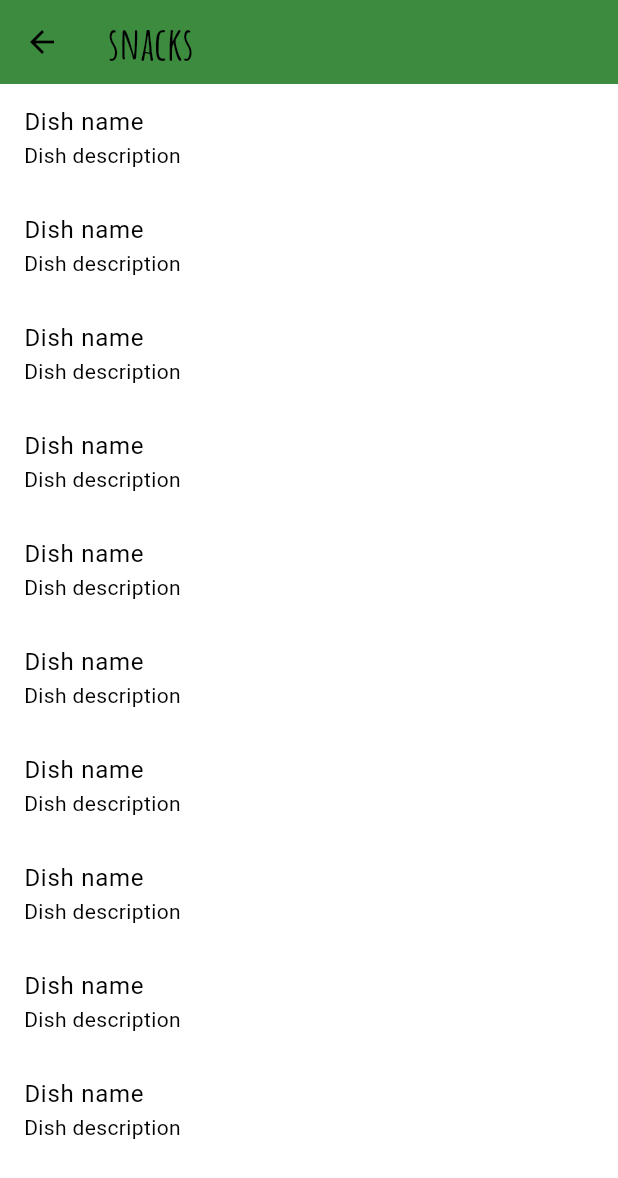
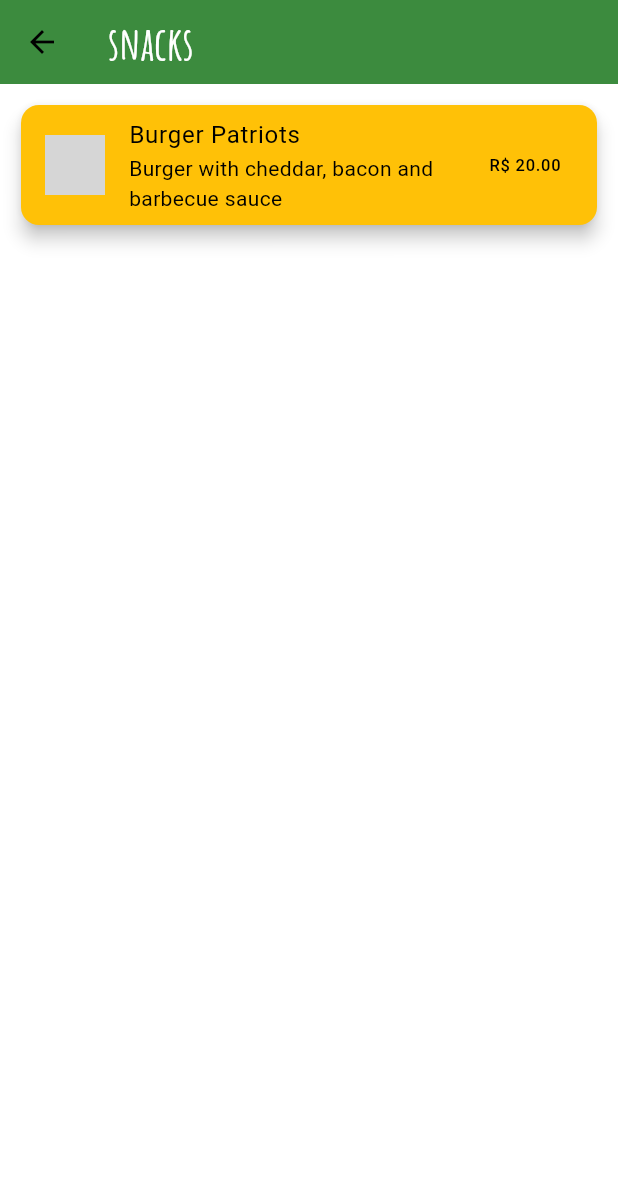
Before and after one commit to RiericksonT/cardapioFlutter, a Flutter app: the screen it shows after launch, after a tap on "snacks", on a phone screen of 412 x 824 dp. Shown: the top 1178 px of the screen. Run offline on Flutter 3.47's test engine with Material 3 defaults, Android fonts, the phone set to English and light mode, and no system bars; network calls fail; grey boxes are pictures that could not be loaded.

Commit message:
Feature: New screen added

```diff
--- a/lib/components/categoryItens.dart
+++ b/lib/components/categoryItens.dart
@@ -1,5 +1,4 @@
-import 'package:cardapio/screens/dishPerCategoryScreen.dart';
-import 'package:flutter/foundation.dart';
+import 'package:cardapio/utils/appRoutes.dart';
 import 'package:flutter/material.dart';
 
 class categoryItem extends StatelessWidget {
@@ -9,9 +8,10 @@ class categoryItem extends StatelessWidget {
   const categoryItem(this.title, this.color);
 
   void _selectCategory(BuildContext context, String category) {
-    Navigator.of(context).push(MaterialPageRoute(builder: (_) {
-      return DishPerCategoryScreen(category: category);
-    }));
+    Navigator.of(context).pushNamed(
+      AppRoutes.DISH_CARTEGORIES,
+      arguments: category,
+    );
   }
 
   @override
--- /dev/null
+++ b/lib/components/dishesItens.dart
@@ -0,0 +1,40 @@
+import 'package:flutter/material.dart';
+
+class DishesItens extends StatelessWidget {
+  final String name;
+  final String description;
+  final String price;
+  final String image;
+
+  const DishesItens(
+      {required this.name,
+      required this.description,
+      required this.price,
+      required this.image});
+
+  void _selectDish(BuildContext context, String dish) {
+    // Navigator.of(context).pushNamed(
+    //   AppRoutes.DISH_CARTEGORIES,
+    //   arguments: category,
+    // );
+  }
+
+  @override
+  Widget build(BuildContext context) {
+    return InkWell(
+      onTap: () => _selectDish(context, name),
+      child: Card(
+        color: Theme.of(context).colorScheme.secondary,
+        elevation: 5,
+        child: ListTile(
+          leading: CircleAvatar(
+            backgroundImage: NetworkImage(image),
+          ),
+          title: Text(name),
+          subtitle: Text(description),
+          trailing: Text(price),
+        ),
+      ),
+    );
+  }
+}
--- /dev/null
+++ b/lib/data/dummy_data.dart
@@ -0,0 +1,52 @@
+class DUMMY_DATA {
+  static const List<Map<String, dynamic>> data = [
+    {
+      'name': 'Burger Patriots',
+      'description': 'Burger with cheddar, bacon and barbecue sauce',
+      'price': 'R\$ 20.00',
+      'image':
+          'https://xvcuritiba.com.br/wp-content/uploads/2022/05/Burger-Parrillero-do-Refugio-Patagonia-Cred-Carolina-Costa.jpg',
+      'categoryEnum': 'snacks',
+    },
+    {
+      'name': 'Pasta',
+      'description': 'Pasta with tomato sauce and basil',
+      'price': 'R\$ 25.00',
+      'image':
+          'https://joanne-eatswellwithothers.com/wp-content/uploads/2020/06/Pasta-with-Tomato-Basil-Cream-Sauce.jpg',
+      'categoryEnum': 'lunch',
+    },
+    {
+      'name': 'Pizza',
+      'description': 'Pizza with mozzarella, tomato and basil',
+      'price': 'R\$ 30.00',
+      'image':
+          'https://www.cnnbrasil.com.br/wp-content/uploads/sites/12/2021/08/44772_748DFD89F9513B65.jpg',
+      'categoryEnum': 'dinner',
+    },
+    {
+      'name': 'Cappuccino',
+      'description': 'Cappuccino with chocolate and cinnamon',
+      'price': 'R\$ 10.00',
+      'image':
+          'https://www.nespresso.com/ncp/res/uploads/recipes/nespresso-recipes-CAPPUCCINO-BANANA-SESAME-SEEDS.jpg',
+      'categoryEnum': 'drinks',
+    },
+    {
+      'name': 'Salad',
+      'description': 'Salad with lettuce, tomato and cucumber',
+      'price': 'R\$ 15.00',
+      'image':
+          'https://static.itdg.com.br/images/640-400/d8fa256da2431f35d207c3489e11973c/346244-original.jpg',
+      'categoryEnum': 'vegetarian',
+    },
+    {
+      'name': 'Pancakes',
+      'description': 'Pancakes with honey and fruits',
+      'price': 'R\$ 20.00',
+      'image':
+          'https://uploads.metropoles.com/wp-content/uploads/2020/08/30103330/panqueca-americana-com-frutas-vermelhas.jpg',
+      'categoryEnum': 'breakfast',
+    },
+  ];
+}
--- a/lib/main.dart
+++ b/lib/main.dart
@@ -1,4 +1,6 @@
 import 'package:cardapio/screens/categoriesScreen.dart';
+import 'package:cardapio/screens/dishPerCategoryScreen.dart';
+import 'package:cardapio/utils/appRoutes.dart';
 import 'package:flutter/material.dart';
 
 void main() {
@@ -10,6 +12,11 @@ class MyApp extends StatelessWidget {
   @override
   Widget build(BuildContext context) {
     return MaterialApp(
+      initialRoute: '/',
+      routes: {
+        AppRoutes.HOME: (context) => CategoriesScreen(),
+        AppRoutes.DISH_CARTEGORIES: (context) => DishPerCategoryScreen(),
+      },
       title: 'Cardapio',
       theme: ThemeData(
           colorScheme: ColorScheme.fromSwatch(
@@ -42,7 +49,6 @@ class MyApp extends StatelessWidget {
                   color: Colors.white,
                 ),
               )),
-      home: CategoriesScreen(),
     );
   }
 }
--- a/lib/model/dishes.dart
+++ b/lib/model/dishes.dart
@@ -5,7 +5,6 @@ class Dish {
   final String description;
   final String price;
   final String image;
-  final String category;
   final Category categoryEnum;
 
   const Dish({
@@ -13,7 +12,6 @@ class Dish {
     required this.description,
     required this.price,
     required this.image,
-    required this.category,
     required this.categoryEnum,
   });
 }
--- a/lib/screens/dishPerCategoryScreen.dart
+++ b/lib/screens/dishPerCategoryScreen.dart
@@ -1,33 +1,31 @@
-import 'package:cardapio/model/dishes.dart';
+import 'package:cardapio/components/dishesItens.dart';
+import 'package:cardapio/data/dummy_data.dart';
+import 'package:flutter/foundation.dart';
 import 'package:flutter/material.dart';
 
 class DishPerCategoryScreen extends StatelessWidget {
-  final String category;
-
-  DishPerCategoryScreen({required this.category});
-
   @override
   Widget build(BuildContext context) {
+    final category = ModalRoute.of(context)?.settings.arguments as String;
+
+    final dishsCategory = DUMMY_DATA.data.where((dish) {
+      return dish['categoryEnum'] == category;
+    }).toList();
+
     return Scaffold(
       appBar: AppBar(
-        title: Text(category),
+        title: Text(category, style: Theme.of(context).textTheme.titleLarge),
         backgroundColor: Theme.of(context).colorScheme.primary,
       ),
       body: ListView.builder(
-        itemCount: 10,
+        padding: const EdgeInsets.all(10),
+        itemCount: dishsCategory.length,
         itemBuilder: (context, index) {
-          return ListTile(
-            title: Text("Dish name"),
-            subtitle: Text("Dish description"),
-            onTap: () {
-              // Navigator.push(
-              //   context,
-              //   MaterialPageRoute(
-
-              //   ),
-              // );
-            },
-          );
+          return DishesItens(
+              name: dishsCategory[index]['name'],
+              description: dishsCategory[index]['description'],
+              price: dishsCategory[index]['price'],
+              image: dishsCategory[index]['image']);
         },
       ),
     );
--- /dev/null
+++ b/lib/utils/appRoutes.dart
@@ -0,0 +1,4 @@
+class AppRoutes {
+  static const HOME = '/';
+  static const DISH_CARTEGORIES = '/dishCategories';
+}
```
